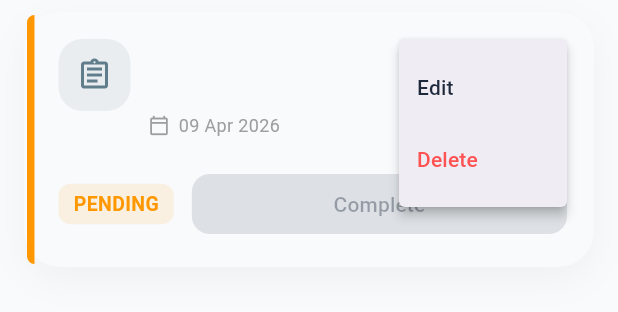
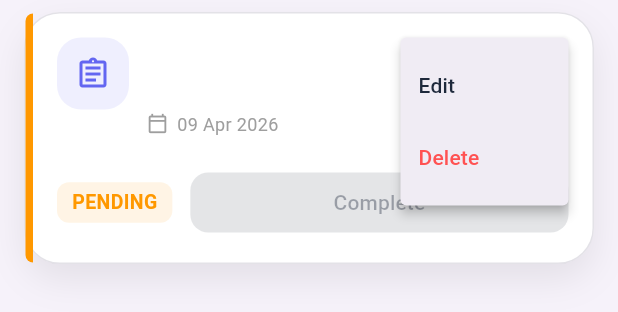
Before and after one commit to Waseel-git-hub/assignmate, a Flutter app: the AssignmentCard widget shown alone on an empty page, opened directly with empty values, after a tap on the "more vert" icon, on a phone screen of 412 x 824 dp. Shown: the top 312 px of the screen. Run offline on Flutter 3.47's test engine with Material 3 defaults, Android fonts, the phone set to English and light mode, and no system bars; our stand-ins replace hive, hive_flutter; accounts and stored records are empty.

Commit message:
Light Theme Updated too

```diff
--- a/lib/services/apptheme.dart
+++ b/lib/services/apptheme.dart
@@ -19,8 +19,6 @@ class AppTheme extends ChangeNotifier {
   static const Color textLight = Color(0xFF1E293B);
 
   // DARK PALETTE
-  static const Color bgDark = Color(0xFF0F172A);
-  static const Color cardDark = Color(0xFF1E293B);
   static const Color textDark = Color(0xFFF1F5F9);
 
   static ThemeData _base(Brightness brightness, Color seed) {
@@ -36,7 +34,7 @@ class AppTheme extends ChangeNotifier {
     // surfaceContainerLow or surfaceContainer will be lighter than surfaceContainerLowest
     final Color dynamicBg = isDark
         ? colorScheme.surfaceContainerLow // This adds more "tint" and lightness
-        : bgLight;
+        : colorScheme.surfaceContainerLow;
 
     return ThemeData(
       useMaterial3: true,
--- a/lib/widgets/assignment_card.dart
+++ b/lib/widgets/assignment_card.dart
@@ -65,24 +65,25 @@ class AssignmentCard extends StatelessWidget {
       duration: const Duration(milliseconds: 200),
       margin: const EdgeInsets.symmetric(horizontal: 16, vertical: 8),
       decoration: BoxDecoration(
-        // Change background color when selected
         color: isSelected
-            ? theme.colorScheme.primaryContainer.withOpacity(isDark ? 0.5 : 0.9)
-            : (isDark
-                ? theme.colorScheme
-                    .surfaceContainerHigh // Matches the tinted dark bg
-                : theme.colorScheme.surface), // Matches the light bg
+            ? theme.colorScheme.primaryContainer.withOpacity(isDark ? 0.5 : 0.3)
+            : theme.cardTheme.color,
         borderRadius: BorderRadius.circular(24),
-        // Add a border when selected
         border: Border.all(
-          color: isSelected ? theme.colorScheme.primary : Colors.transparent,
-          width: 2,
+          // Give it a subtle border even when NOT selected in light mode
+          color: isSelected
+              ? theme.colorScheme.primary
+              : (isDark
+                  ? Colors.transparent
+                  : theme.colorScheme.outlineVariant.withOpacity(0.5)),
+          width: 1, // Thinner border looks more premium
         ),
         boxShadow: [
           BoxShadow(
-            color: Colors.black.withOpacity(0.04),
+            // Increase opacity from 0.03 to 0.08 for light mode
+            color: isDark ? Colors.transparent : Colors.black.withOpacity(0.08),
             blurRadius: 20,
-            offset: const Offset(0, 8),
+            offset: const Offset(0, 10), // Move shadow down to look 'higher'
           ),
         ],
       ),
@@ -117,16 +118,16 @@ class AssignmentCard extends StatelessWidget {
                           Container(
                             padding: const EdgeInsets.all(12),
                             decoration: BoxDecoration(
-                              color: (Colors.blueGrey).withOpacity(0.1),
+                              // Use the primary color from the theme for the box background
+                              color: theme.colorScheme.primary.withOpacity(0.1),
                               borderRadius: BorderRadius.circular(16),
                             ),
                             child: Icon(
                               isSelected
                                   ? Icons.check_circle
                                   : Icons.assignment_outlined,
-                              color: isSelected
-                                  ? theme.colorScheme.primary
-                                  : Colors.blueGrey,
+                              color: theme
+                                  .colorScheme.primary, // Use theme primary
                               size: 24,
                             ),
                           ),
```
